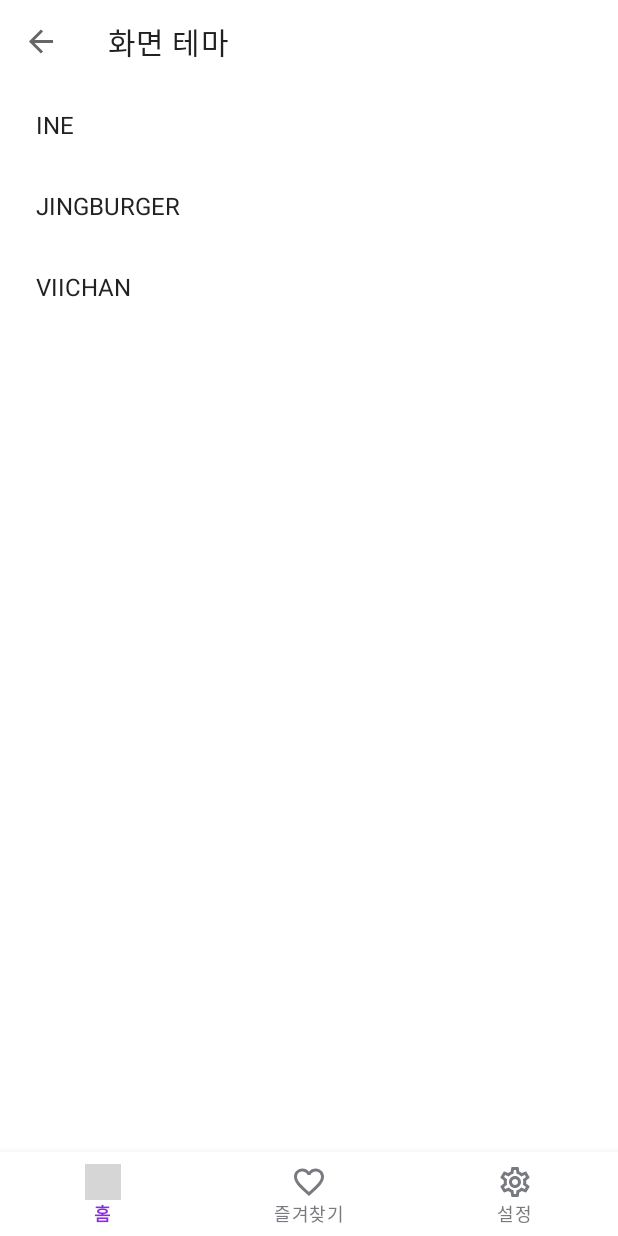
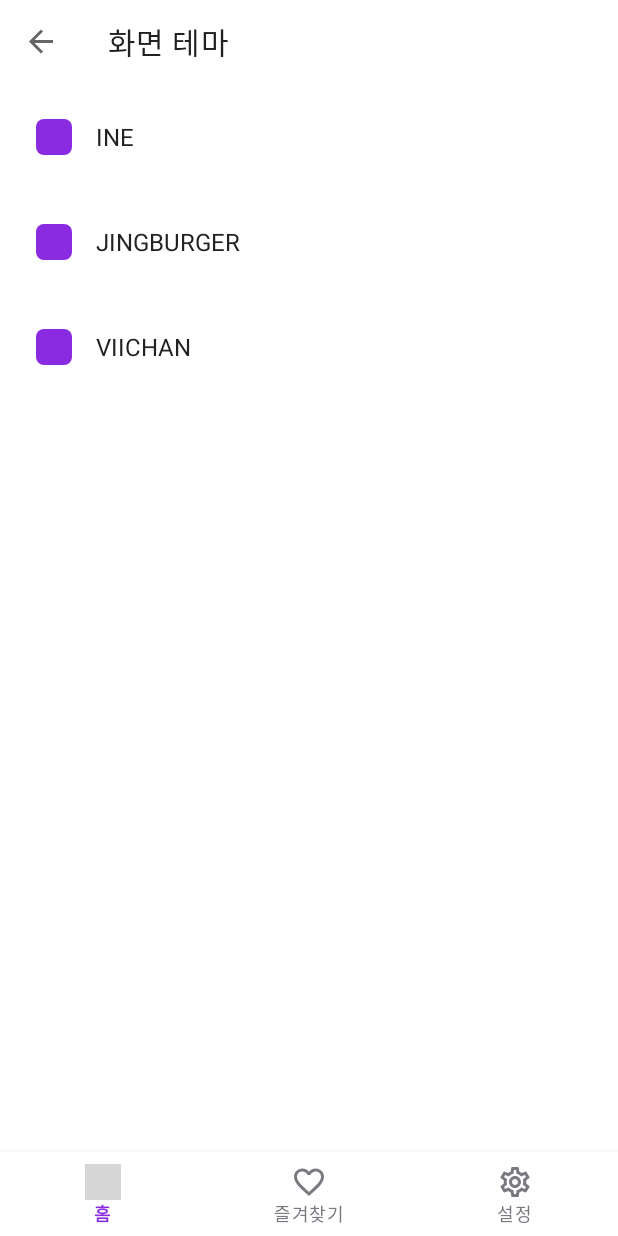
Before and after one commit to f-lab-edu/wak-plus, an Android app: the ThemeFragment screen opened through its navigation route, on a phone screen of 412 x 824 dp. Run offline under Robolectric (Android 15) with nearby library versions, the phone set to English and light mode, and no system bars; our stand-ins replace Dagger/Hilt's generated code, Room's generated code, data binding, navigation-ui; pictures from the network do not load; 13 statements that could not run were skipped; grey boxes are pictures that could not be loaded.

Commit message:
#31 feat: 앱 테마 컬러셋 표시 추가

```diff
--- a/app/src/main/java/com/june0122/wakplus/data/entity/Data.kt
+++ b/app/src/main/java/com/june0122/wakplus/data/entity/Data.kt
@@ -1,5 +1,7 @@
 package com.june0122.wakplus.data.entity
 
+import androidx.annotation.ColorInt
+import androidx.annotation.IntegerRes
 import androidx.room.ColumnInfo
 import androidx.room.Entity
 import androidx.room.PrimaryKey
@@ -57,4 +59,5 @@ data class SnsPlatformEntity(
 
 data class Theme(
     val name: String,
+    val colorset: Pair<Int, Int>,
 )
--- a/app/src/main/java/com/june0122/wakplus/ui/settings/theme/ThemeListAdapter.kt
+++ b/app/src/main/java/com/june0122/wakplus/ui/settings/theme/ThemeListAdapter.kt
@@ -3,6 +3,7 @@ package com.june0122.wakplus.ui.settings.theme
 import android.view.LayoutInflater
 import android.view.ViewGroup
 import androidx.recyclerview.widget.RecyclerView
+import com.june0122.wakplus.R
 import com.june0122.wakplus.data.entity.Theme
 import com.june0122.wakplus.databinding.ItemThemeBinding
 import com.june0122.wakplus.utils.ISEDOL.INE
@@ -14,9 +15,9 @@ class ThemeListAdapter(
     private val themeClickListener: ThemeClickListener
 ) : RecyclerView.Adapter<ThemeViewHolder>() {
     private val themeList = mutableListOf(
-        Theme(INE),
-        Theme(JINGBURGER),
-        Theme(VIICHAN),
+        Theme(INE, R.color.InePrimary to R.color.InePrimaryDark),
+        Theme(JINGBURGER, R.color.JingburgerPrimary to R.color.JingburgerPrimaryDark),
+        Theme(VIICHAN, R.color.ViichanPrimary to R.color.ViichanPrimaryDark),
     )
 
     override fun getItemCount(): Int = themeList.size
--- /dev/null
+++ b/app/src/main/res/drawable/bg_theme_colorset.xml
@@ -0,0 +1,14 @@
+<?xml version="1.0" encoding="utf-8"?>
+<layer-list xmlns:android="http://schemas.android.com/apk/res/android">
+    <item>
+        <shape android:shape="rectangle">
+            <size
+                android:width="12dp"
+                android:height="24dp" />
+            <solid android:color="@color/InePrimary" />
+            <corners
+                android:bottomLeftRadius="5dp"
+                android:topLeftRadius="5dp" />
+        </shape>
+    </item>
+</layer-list>
--- a/app/src/main/res/layout/item_theme.xml
+++ b/app/src/main/res/layout/item_theme.xml
@@ -1,8 +1,11 @@
 <?xml version="1.0" encoding="utf-8"?>
 <layout xmlns:android="http://schemas.android.com/apk/res/android"
-    xmlns:app="http://schemas.android.com/apk/res-auto">
+    xmlns:app="http://schemas.android.com/apk/res-auto"
+    xmlns:tools="http://schemas.android.com/tools">
 
     <data>
+
+        <import type="androidx.core.content.ContextCompat" />
 
         <variable
             name="theme"
@@ -29,14 +32,49 @@
             android:id="@+id/tv_theme_name"
             android:layout_width="wrap_content"
             android:layout_height="wrap_content"
-            android:layout_marginStart="24dp"
-            android:layout_marginTop="16dp"
-            android:layout_marginBottom="16dp"
+            android:layout_marginStart="16dp"
+            android:layout_marginTop="24dp"
+            android:layout_marginBottom="24dp"
             android:text="@{theme.name}"
             android:textColor="@color/Text"
             android:textSize="16sp"
             app:layout_constraintBottom_toBottomOf="parent"
+            app:layout_constraintStart_toEndOf="@+id/layout_colorset"
+            app:layout_constraintTop_toTopOf="parent"
+            app:layout_constraintVertical_bias="0.0"
+            tools:text="INE" />
+
+        <androidx.constraintlayout.widget.ConstraintLayout
+            android:id="@+id/layout_colorset"
+            android:layout_width="24dp"
+            android:layout_height="24dp"
+            android:layout_marginStart="24dp"
+            app:layout_constraintBottom_toBottomOf="parent"
             app:layout_constraintStart_toStartOf="parent"
-            app:layout_constraintTop_toTopOf="parent" />
+            app:layout_constraintTop_toTopOf="parent">
+
+            <androidx.constraintlayout.widget.ConstraintLayout
+                android:id="@+id/layout_primary_color"
+                android:layout_width="12dp"
+                android:layout_height="24dp"
+                android:background="@drawable/bg_theme_colorset"
+                android:backgroundTint="@{ContextCompat.getColor(context, theme.colorset.first)}"
+                app:layout_constraintBottom_toBottomOf="parent"
+                app:layout_constraintStart_toStartOf="parent"
+                app:layout_constraintTop_toTopOf="parent">
+
+            </androidx.constraintlayout.widget.ConstraintLayout>
+
+            <androidx.constraintlayout.widget.ConstraintLayout
+                android:id="@+id/layout_secondary_color"
+                android:layout_width="12dp"
+                android:layout_height="24dp"
+                android:background="@drawable/bg_theme_colorset"
+                android:backgroundTint="@{ContextCompat.getColor(context, theme.colorset.second)}"
+                android:rotation="180"
+                app:layout_constraintBottom_toBottomOf="parent"
+                app:layout_constraintEnd_toEndOf="parent"
+                app:layout_constraintTop_toTopOf="parent" />
+        </androidx.constraintlayout.widget.ConstraintLayout>
     </androidx.constraintlayout.widget.ConstraintLayout>
 </layout>
```
